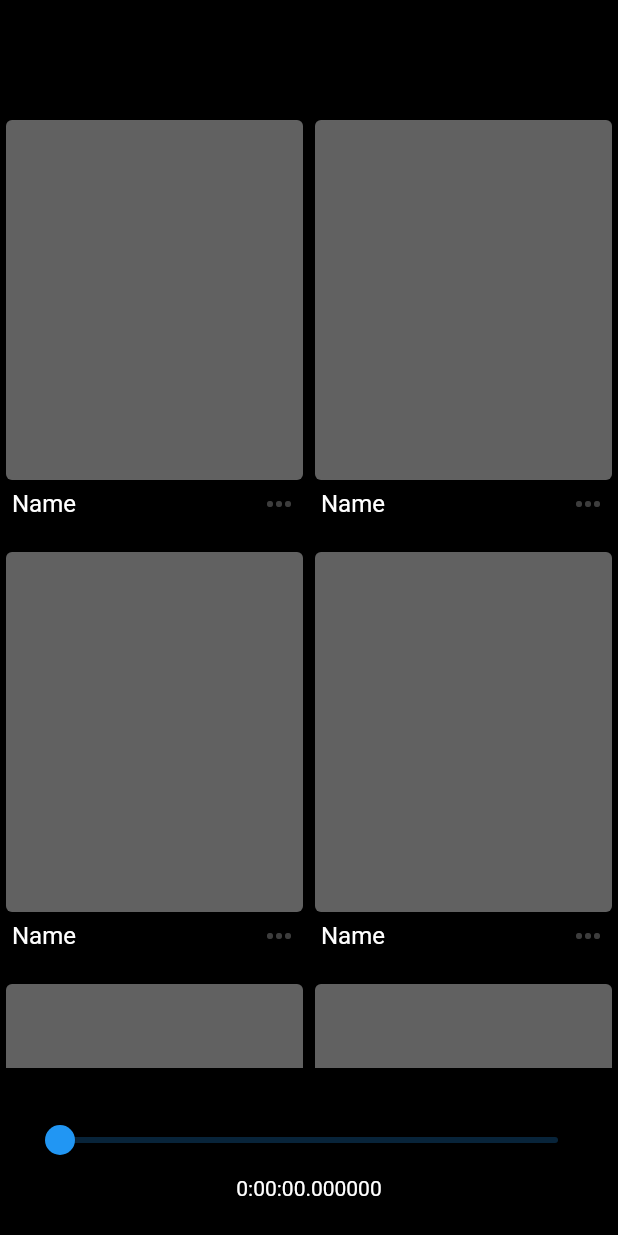
After one commit to briankariuki/flutter-widget-explorations, a Flutter app: the OpenCardPage screen opened directly, on a phone screen of 412 x 824 dp. The commit adds this screen. Run offline on Flutter 3.47's test engine with Material 2 defaults, Android fonts, the phone set to English and light mode, and no system bars; our stand-ins replace cached_network_image, rxdart, stream_transform.

Commit message:
add card base transition to open

```diff
--- /dev/null
+++ b/lib/core/widgets/custom_scroll_behavior.dart
@@ -0,0 +1,12 @@
+import 'package:flutter/gestures.dart';
+import 'package:flutter/material.dart';
+
+class CustomScrollBehavior extends MaterialScrollBehavior {
+  // Override behavior methods and getters like dragDevices
+  @override
+  Set<PointerDeviceKind> get dragDevices => {
+        PointerDeviceKind.touch,
+        PointerDeviceKind.mouse,
+        // etc.
+      };
+}
--- a/lib/fancy_fab/fancy_fab_page.dart
+++ b/lib/fancy_fab/fancy_fab_page.dart
@@ -3,7 +3,6 @@ import 'dart:ui';
 
 import 'package:flutter/material.dart';
 import 'package:flutter/services.dart';
-import 'package:flutter_reactive_programming/core/widgets/animation_slider.dart';
 import 'package:flutter_reactive_programming/fancy_fab/fancy_fab_data.dart';
 
 class FancyFabPage extends StatefulWidget {
--- /dev/null
+++ b/lib/open_card/open_card_data.dart
@@ -0,0 +1,11 @@
+import 'package:flutter/material.dart';
+
+class OpenCard {
+  final String title;
+  final GlobalObjectKey key;
+
+  OpenCard({
+    required this.title,
+    required this.key,
+  });
+}
--- /dev/null
+++ b/lib/open_card/open_card_page.dart
@@ -0,0 +1,272 @@
+import 'dart:ui';
+
+import 'package:flutter/material.dart';
+import 'package:flutter/services.dart';
+import 'package:flutter_reactive_programming/core/widgets/custom_scroll_behavior.dart';
+import 'package:flutter_reactive_programming/core/widgets/widgets.dart';
+
+import 'open_card_data.dart';
+
+class OpenCardPage extends StatefulWidget {
+  static const String routeName = '/open-card';
+  const OpenCardPage({super.key});
+
+  @override
+  State<OpenCardPage> createState() => _OpenCardPageState();
+}
+
+class _OpenCardPageState extends State<OpenCardPage> with SingleTickerProviderStateMixin {
+  List<OpenCard> _cards = [];
+
+  final ScrollController scrollController = ScrollController();
+  late AnimationController animationController;
+
+  OpenCard? selectedCard;
+
+  Offset startOffset = Offset.zero;
+  Offset endOffset = Offset.zero;
+
+  @override
+  void initState() {
+    super.initState();
+
+    _cards = List.generate(
+      30,
+      (index) => OpenCard(title: 'Name', key: GlobalObjectKey('$index-card-key')),
+    );
+
+    animationController = AnimationController(
+      vsync: this,
+      duration: const Duration(milliseconds: 300),
+    );
+  }
+
+  @override
+  void dispose() {
+    scrollController.dispose();
+
+    super.dispose();
+  }
+
+  void openCard(
+    OpenCard card,
+  ) {
+    WidgetsBinding.instance.addPostFrameCallback((_) {
+      final obj = card.key.currentContext?.findRenderObject() as RenderBox;
+
+      final pos = obj.localToGlobal(Offset.zero);
+
+      setState(() {
+        selectedCard = card;
+        startOffset = Offset(pos.dx, pos.dy);
+      });
+    });
+
+    animationController.forward();
+  }
+
+  void closeCard() {
+    animationController.reverse().whenComplete(
+          () => setState(
+            () {
+              selectedCard = null;
+            },
+          ),
+        );
+  }
+
+  @override
+  Widget build(BuildContext context) {
+    final size = MediaQuery.of(context).size;
+
+    final cardWidth = (size.width / 2) - 16.0 + 8.0;
+    return Scaffold(
+      backgroundColor: Colors.black,
+      extendBodyBehindAppBar: true,
+      appBar: AppBar(
+        systemOverlayStyle: const SystemUiOverlayStyle(
+          statusBarBrightness: Brightness.dark,
+        ),
+        backgroundColor: Colors.transparent,
+        elevation: 0.0,
+        iconTheme: const IconThemeData(
+          color: Colors.white,
+        ),
+      ),
+      body: Column(
+        children: [
+          Expanded(
+            child: SafeArea(
+              child: Stack(
+                children: [
+                  ScrollConfiguration(
+                    behavior: CustomScrollBehavior(),
+                    child: GridView.builder(
+                      controller: scrollController,
+                      padding: const EdgeInsets.symmetric(horizontal: 4.0, vertical: 24.0),
+                      shrinkWrap: true,
+                      itemCount: _cards.length,
+                      gridDelegate: const SliverGridDelegateWithFixedCrossAxisCount(
+                        crossAxisCount: 2,
+                        crossAxisSpacing: 8.0,
+                        mainAxisSpacing: 8.0,
+                        mainAxisExtent: 280.0,
+                      ),
+                      itemBuilder: (_, index) {
+                        final item = _cards[index];
+                        return Column(
+                          crossAxisAlignment: CrossAxisAlignment.stretch,
+                          children: [
+                            Stack(
+                              children: [
+                                AnimatedBuilder(
+                                  animation: animationController,
+                                  builder: (_, child) {
+                                    return Opacity(
+                                      opacity: selectedCard?.key == item.key
+                                          ? lerpDouble(
+                                              1,
+                                              0,
+                                              Curves.easeInOut.transform(const Interval(0.000, 0.100).transform(animationController.value)),
+                                            )!
+                                          : 1,
+                                      child: child,
+                                    );
+                                  },
+                                  child: Container(
+                                    key: item.key,
+                                    height: 240.0,
+                                    decoration: BoxDecoration(
+                                      color: Colors.grey[700],
+                                      borderRadius: BorderRadius.circular(4.0),
+                                    ),
+                                  ),
+                                ),
+                                Positioned.fill(
+                                  child: Material(
+                                    color: Colors.transparent,
+                                    child: InkWell(
+                                      onTap: () {
+                                        openCard(
+                                          item,
+                                        );
+                                      },
+                                      highlightColor: Colors.white.withOpacity(0.08),
+                                      splashColor: Colors.white.withOpacity(0.06),
+                                    ),
+                                  ),
+                                )
+                              ],
+                            ),
+                            Padding(
+                              padding: const EdgeInsets.symmetric(horizontal: 4.0, vertical: 4.0),
+                              child: Row(
+                                mainAxisAlignment: MainAxisAlignment.spaceBetween,
+                                children: [
+                                  Text(
+                                    'Name',
+                                    style: Theme.of(context).textTheme.titleMedium!.copyWith(
+                                          color: Colors.white,
+                                        ),
+                                  ),
+                                  const Icon(
+                                    Icons.more_horiz,
+                                    color: Colors.white24,
+                                  ),
+                                ],
+                              ),
+                            ),
+                          ],
+                        );
+                      },
+                    ),
+                  ),
+                  //selectedCard != null
+                  Column(
+                    children: [
+                      AnimatedBuilder(
+                        animation: animationController,
+                        builder: (_, child) {
+                          return Opacity(
+                            opacity: lerpDouble(
+                              0,
+                              1,
+                              Curves.easeInOut.transform(const Interval(0.000, 0.050).transform(animationController.value)),
+                            )!,
+                            child: Transform(
+                              //alignment: Alignment.center,
+                              transform: Matrix4.identity()
+                                ..translate(
+                                  lerpDouble(
+                                    startOffset.dx,
+                                    endOffset.dx,
+                                    Curves.easeInOut.transform(animationController.value),
+                                  )!,
+                                  lerpDouble(
+                                    startOffset.dy - kToolbarHeight,
+                                    endOffset.dy,
+                                    Curves.easeInOut.transform(animationController.value),
+                                  )!,
+                                  0,
+                                ),
+                              // ..scale(
+                              //   lerpDouble(
+                              //     0.5,
+                              //     1,
+                              //     Curves.easeInOut.transform(animationController.value),
+                              //   ),
+                              // ),
+                              child: SizedBox(
+                                height: lerpDouble(
+                                  240,
+                                  size.height / 2,
+                                  Curves.easeInOut.transform(animationController.value),
+                                ),
+                                width: lerpDouble(
+                                  cardWidth,
+                                  size.width,
+                                  Curves.easeInOut.transform(animationController.value),
+                                ),
+                                child: child,
+                              ),
+                            ),
+                          );
+                        },
+                        child: Container(
+                          decoration: BoxDecoration(
+                            color: Colors.grey[700],
+                            borderRadius: BorderRadius.circular(4.0),
+                          ),
+                          child: Stack(
+                            children: [
+                              Positioned(
+                                right: 8.0,
+                                top: 8.0,
+                                child: IconButton(
+                                  onPressed: () => closeCard(),
+                                  icon: const Icon(
+                                    Icons.close,
+                                    color: Colors.white24,
+                                  ),
+                                ),
+                              )
+                            ],
+                          ),
+                        ),
+                      )
+                    ],
+                  )
+                  // : const SizedBox.shrink(),
+                ],
+              ),
+            ),
+          ),
+          AnimationSlider(
+            onChanged: (value) => animationController.value = value,
+            controller: animationController,
+          )
+        ],
+      ),
+    );
+  }
+}
--- a/lib/routes/routes.dart
+++ b/lib/routes/routes.dart
@@ -3,6 +3,7 @@ import 'package:flutter_reactive_programming/books_scroll/books_scroll_page.dart
 import 'package:flutter_reactive_programming/dynamic_tab_indicator/dynamic_tab_indicator_page.dart';
 import 'package:flutter_reactive_programming/fancy_fab/fancy_fab_page.dart';
 import 'package:flutter_reactive_programming/movie_cards/movie_cards_page.dart';
+import 'package:flutter_reactive_programming/open_card/open_card_page.dart';
 import 'package:flutter_reactive_programming/who_to_follow/who_to_follow_widget.dart';
 
 final routes = <PageRoute>[
@@ -31,6 +32,11 @@ final routes = <PageRoute>[
     title: 'Fancy Animated Fab',
     widget: const FancyFabPage(),
   ),
+  PageRoute(
+    routeName: OpenCardPage.routeName,
+    title: 'Open Card',
+    widget: const OpenCardPage(),
+  ),
 ];
 
 class PageRoute {
```
